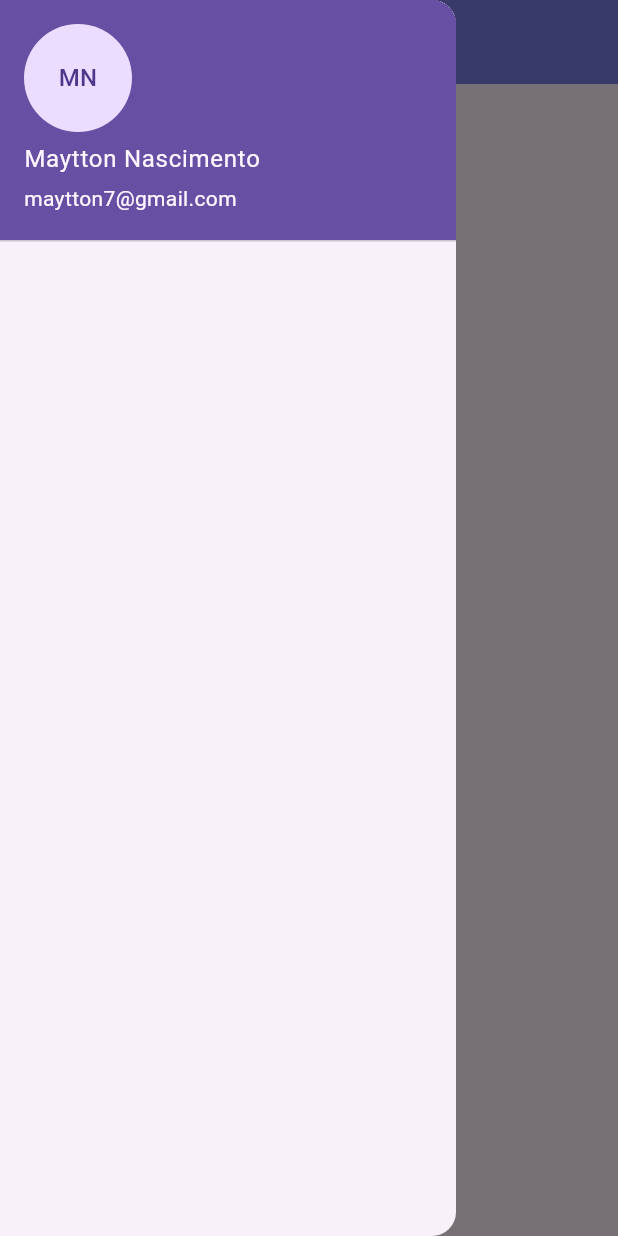
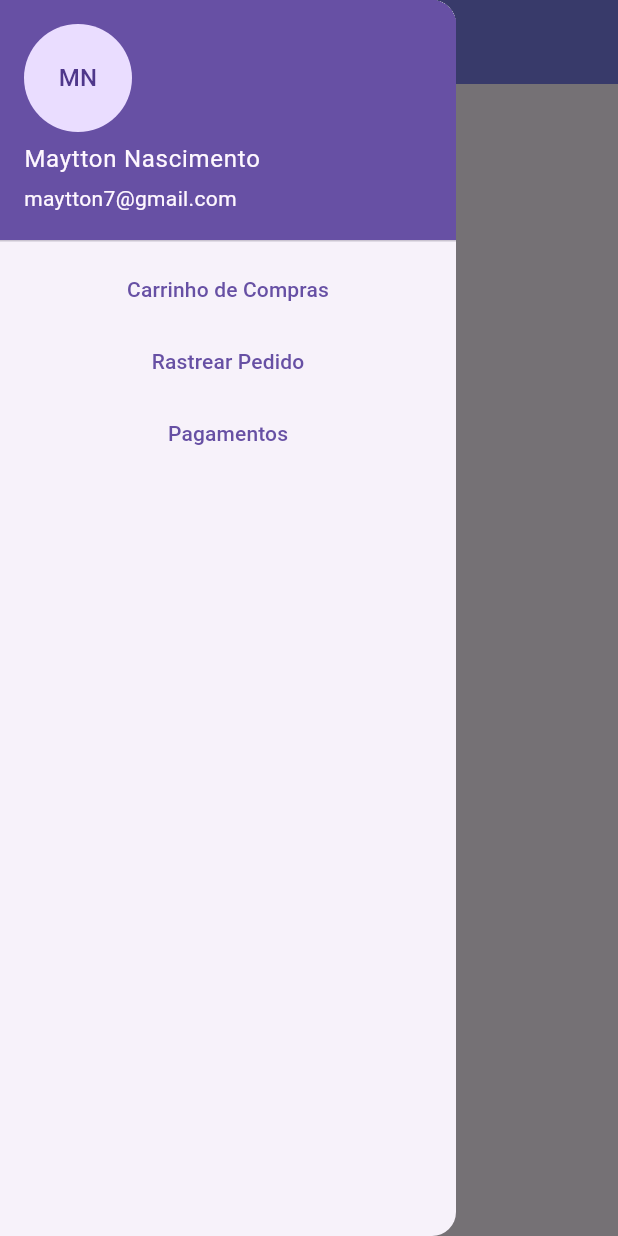
Before and after one commit to maytton/carrinho-de-compras, a Flutter app: the screen it shows after launch, with the side drawer open, on a phone screen of 412 x 824 dp. Run offline on Flutter 3.47's test engine with Material 3 defaults, Android fonts, the phone set to English and light mode, and no system bars.

Commit message:
Add ListView com itens do Menu de Navegação

```diff
--- a/lib/projeto/index.dart
+++ b/lib/projeto/index.dart
@@ -1,3 +1,5 @@
+import 'package:carrinho_de_compras/widgets/container.dart';
+import 'package:carrinho_de_compras/widgets/list.dart';
 import 'package:flutter/cupertino.dart';
 import 'package:flutter/material.dart';
 import 'package:flutter/widgets.dart';
@@ -14,17 +16,8 @@ class CarinhoCompras extends StatelessWidget {
         title: const Text('Carrinho de Compras'),
       ),
       drawer: Drawer(
-        elevation: 50,
         child: ListView(
-          children: const [
-            UserAccountsDrawerHeader(
-              accountName: Text('Maytton Nascimento'),
-              accountEmail: Text('maytton7@gmail.com'),
-              currentAccountPicture: CircleAvatar(
-                child: Text('MN'),
-              ),
-            )
-          ],
+          children: ListMenu.get(context),
         ),
       ),
     );
--- /dev/null
+++ b/lib/widgets/list.dart
@@ -0,0 +1,44 @@
+import 'package:carrinho_de_compras/projeto/index.dart';
+import 'package:carrinho_de_compras/widgets/aliment.dart';
+import 'package:carrinho_de_compras/widgets/container.dart';
+import 'package:flutter/material.dart';
+
+class ListMenu {
+  ListMenu._();
+
+  static List<Widget> get(BuildContext context) {
+    return [
+      const UserAccountsDrawerHeader(
+        accountName: Text('Maytton Nascimento'),
+        accountEmail: Text('maytton7@gmail.com'),
+        currentAccountPicture: CircleAvatar(
+          child: Text('MN'),
+        ),
+      ),
+      TextButton(
+        onPressed: () {
+          Navigator.of(context).push(
+            MaterialPageRoute(builder: (ctx) => const CarinhoCompras()),
+          );
+        },
+        child: const Text('Carrinho de Compras'),
+      ),
+      TextButton(
+        onPressed: () {
+          Navigator.of(context).push(
+            MaterialPageRoute(builder: (ctx) => const ContainerView()),
+          );
+        },
+        child: const Text('Rastrear Pedido'),
+      ),
+      TextButton(
+        onPressed: () {
+          Navigator.of(context).push(
+            MaterialPageRoute(builder: (ctx) => const AlimentView()),
+          );
+        },
+        child: const Text('Pagamentos'),
+      )
+    ];
+  }
+}
```
Also changed, not shown: lib/widgets/aliment.dart (added, +24 -0 lines), lib/widgets/container.dart (added, +28 -0 lines).
